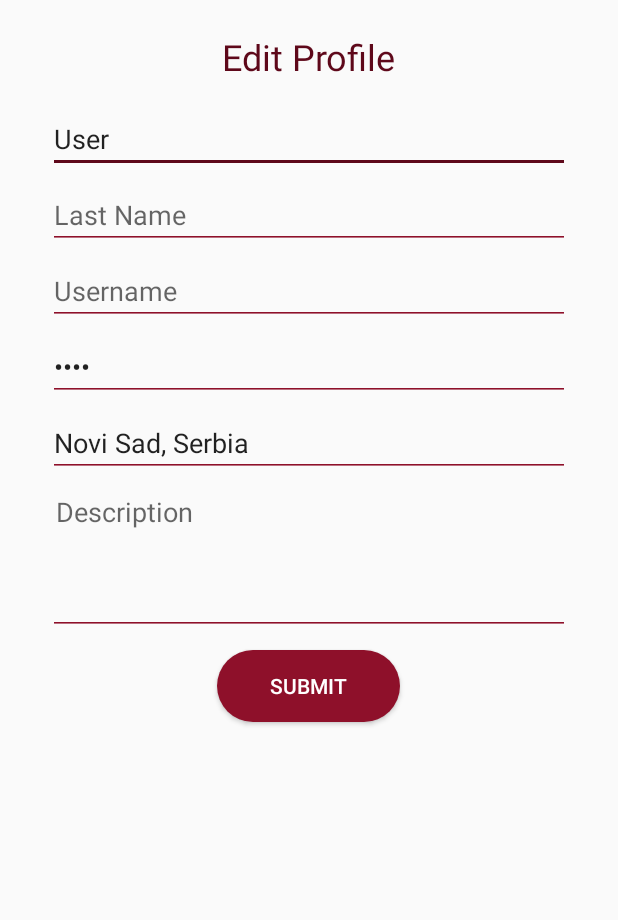
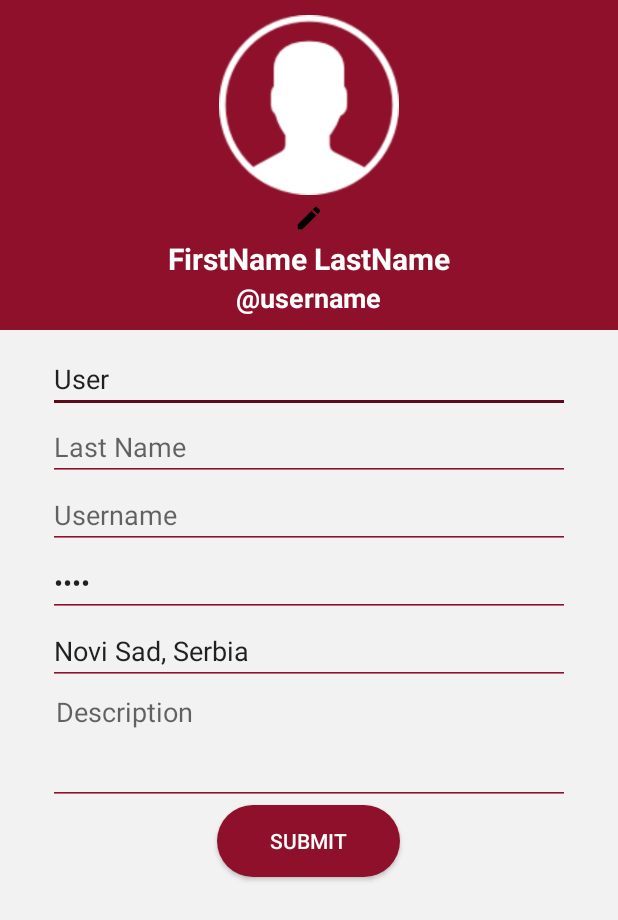
Before and after one commit to kimnovak/finder, an Android app: the ProfileEditActivity screen opened directly, with no data from a screen before it, on a phone screen of 412 x 824 dp. Shown: the top 920 px of the screen. Run offline under Robolectric (Android 15) with nearby library versions, the phone set to English and light mode, and no system bars.

Commit message:
Finished profile edit view, #4

```diff
--- /dev/null
+++ b/Finder/app/src/main/res/drawable/ic_edit_24dp.xml
@@ -0,0 +1,9 @@
+<vector xmlns:android="http://schemas.android.com/apk/res/android"
+        android:width="24dp"
+        android:height="24dp"
+        android:viewportWidth="24.0"
+        android:viewportHeight="24.0">
+    <path
+        android:fillColor="@color/black"
+        android:pathData="M3,17.25V21h3.75L17.81,9.94l-3.75,-3.75L3,17.25zM20.71,7.04c0.39,-0.39 0.39,-1.02 0,-1.41l-2.34,-2.34c-0.39,-0.39 -1.02,-0.39 -1.41,0l-1.83,1.83 3.75,3.75 1.83,-1.83z"/>
+</vector>
--- a/Finder/app/src/main/res/layout/activity_profile_detail.xml
+++ b/Finder/app/src/main/res/layout/activity_profile_detail.xml
@@ -19,23 +19,23 @@
                 android:layout_height="120dp"
                 android:src="@drawable/user"
                 android:layout_gravity="center_horizontal"
-                android:layout_marginTop="25dp"/>
+                android:layout_marginTop="10dp"/>
             <TextView
                 android:layout_width="wrap_content"
                 android:layout_height="wrap_content"
                 android:text="FirstName LastName"
                 android:textColor="#fff"
                 android:textStyle="bold"
-                android:textSize="18sp"
+                android:textSize="20sp"
                 android:layout_gravity="center_horizontal"
-                android:layout_marginTop="6dp"/>
+                android:layout_marginTop="3dp"/>
             <TextView
                 android:layout_width="wrap_content"
                 android:layout_height="wrap_content"
                 android:text="\@username"
                 android:textColor="#fff"
                 android:textStyle="bold"
-                android:textSize="16sp"
+                android:textSize="18sp"
                 android:layout_gravity="center_horizontal" />
         </LinearLayout>
         <android.support.v7.widget.CardView
@@ -93,13 +93,29 @@
         </android.support.v7.widget.CardView>
     </RelativeLayout>
 
-    <Button
+    <LinearLayout
         android:layout_width="wrap_content"
         android:layout_height="wrap_content"
-        android:text="Follow"
-        android:textColor="#fff"
-        android:layout_gravity="center_horizontal"
-        android:background="@drawable/button_style_radius"/>
+        android:orientation="horizontal"
+        android:layout_gravity="center"
+        android:layout_marginTop="10dp">
+        <Button
+            android:layout_width="wrap_content"
+            android:layout_height="wrap_content"
+            android:text="Follow"
+            android:textColor="#fff"
+            android:layout_gravity="center_horizontal"
+            android:layout_marginRight="10dp"
+            android:background="@drawable/button_style_radius"/>
+        <Button
+            android:layout_width="wrap_content"
+            android:layout_height="wrap_content"
+            android:text="Message"
+            android:textColor="#fff"
+            android:layout_gravity="center_horizontal"
+            android:layout_marginLeft="10dp"
+            android:background="@drawable/button_style_radius"/>
+    </LinearLayout>
 
     <LinearLayout
         android:layout_width="310dp"
--- a/Finder/app/src/main/res/layout/activity_profile_edit.xml
+++ b/Finder/app/src/main/res/layout/activity_profile_edit.xml
@@ -3,17 +3,56 @@
     android:layout_width="match_parent"
     android:layout_height="match_parent"
     android:orientation="vertical"
-    android:padding="16dp">
+    android:background="@color/grayLight">
 
+    <RelativeLayout
+        android:layout_width="match_parent"
+        android:layout_height="220dp">
+        <LinearLayout
+            android:layout_width="match_parent"
+            android:layout_height="220dp"
+            android:background="@color/colorPrimary"
+            android:orientation="vertical">
+            <ImageView
+                android:layout_width="120dp"
+                android:layout_height="120dp"
+                android:src="@drawable/user"
+                android:layout_gravity="center_horizontal"
+                android:layout_marginTop="10dp" />
+            <ImageView
+                android:layout_width="20dp"
+                android:layout_height="20dp"
+                android:src="@drawable/ic_edit_24dp"
+                android:layout_gravity="center_horizontal"
+                android:layout_marginTop="5dp" />
             <TextView
                 android:layout_width="wrap_content"
                 android:layout_height="wrap_content"
+                android:text="FirstName LastName"
+                android:textColor="#fff"
+                android:textStyle="bold"
+                android:textSize="20sp"
                 android:layout_gravity="center_horizontal"
-        android:layout_marginBottom="16dp"
-        android:layout_marginTop="5dp"
-        android:text="Edit Profile"
-        android:textColor="@color/colorPrimaryDark"
-        android:textSize="24sp"/>
+                android:layout_marginTop="3dp"/>
+            <TextView
+                android:layout_width="wrap_content"
+                android:layout_height="wrap_content"
+                android:text="\@username"
+                android:textColor="#fff"
+                android:textStyle="bold"
+                android:textSize="18sp"
+                android:layout_gravity="center_horizontal" />
+        </LinearLayout>
+    </RelativeLayout>
+
+    <LinearLayout
+        android:layout_width="match_parent"
+        android:layout_height="match_parent"
+        android:orientation="vertical"
+        android:layout_gravity="center"
+        android:layout_marginLeft="@dimen/activity_horizontal_margin"
+        android:layout_marginRight="@dimen/activity_horizontal_margin"
+        android:layout_marginTop="10dp">
         <EditText
             android:layout_width="fill_parent"
             android:layout_height="wrap_content"
@@ -28,7 +67,6 @@
             android:layout_height="wrap_content"
             android:layout_marginLeft="@dimen/activity_vertical_margin"
             android:layout_marginRight="@dimen/activity_vertical_margin"
-        android:layout_marginTop="5dp"
             android:theme="@style/textEditUnderline"
             android:hint="Last Name"
             android:inputType="textPersonName" />
@@ -37,7 +75,6 @@
             android:layout_height="wrap_content"
             android:layout_marginLeft="@dimen/activity_vertical_margin"
             android:layout_marginRight="@dimen/activity_vertical_margin"
-        android:layout_marginTop="5dp"
             android:theme="@style/textEditUnderline"
             android:hint="Username"
             android:inputType="textNoSuggestions" />
@@ -46,7 +83,6 @@
             android:layout_height="wrap_content"
             android:layout_marginLeft="@dimen/activity_vertical_margin"
             android:layout_marginRight="@dimen/activity_vertical_margin"
-        android:layout_marginTop="5dp"
             android:theme="@style/textEditUnderline"
             android:hint="Password"
             android:text="pass"
@@ -56,34 +92,32 @@
             android:layout_height="wrap_content"
             android:layout_marginLeft="@dimen/activity_vertical_margin"
             android:layout_marginRight="@dimen/activity_vertical_margin"
-        android:layout_marginTop="5dp"
             android:theme="@style/textEditUnderline"
             android:hint="Address"
             android:text="Novi Sad, Serbia"
             android:inputType="textNoSuggestions" />
         <EditText
             android:layout_width="fill_parent"
-        android:layout_height="100dp"
+            android:layout_height="80dp"
             android:layout_marginLeft="@dimen/activity_vertical_margin"
             android:layout_marginRight="@dimen/activity_vertical_margin"
-        android:layout_marginTop="5dp"
-        android:theme="@style/textEditUnderline"
+            android:breakStrategy="balanced"
+            android:fitsSystemWindows="true"
             android:gravity="top"
             android:hint="Description"
-        android:fitsSystemWindows="true"
-        android:breakStrategy="balanced"
             android:inputType="textMultiLine"
+            android:padding="5dp"
             android:singleLine="false"
-        android:padding="5dp" />
-
+            android:theme="@style/textEditUnderline" />
         <Button
             android:layout_width="wrap_content"
             android:layout_height="wrap_content"
             android:layout_gravity="center_horizontal"
-        android:layout_marginTop="10dp"
             android:background="@drawable/button_style_radius"
             android:paddingLeft="35dp"
             android:paddingRight="35dp"
             android:text="Submit"
             android:textColor="#fff" />
     </LinearLayout>
+
+</LinearLayout>
```
Lines whose indentation alone changed are shown as unchanged.
